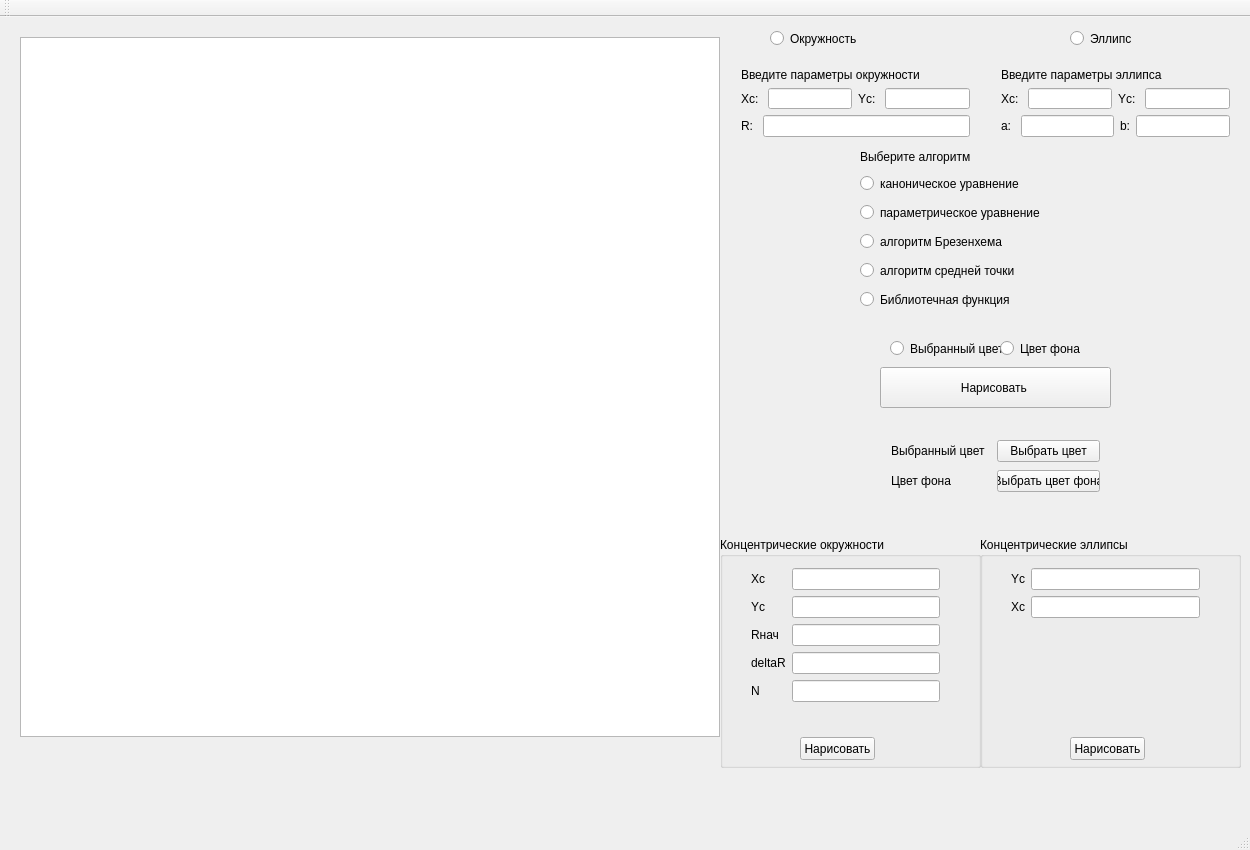
Above: grafics/graf4/mainwindow.ui from ansushina/sem4 before the change. Below: the same form after it.
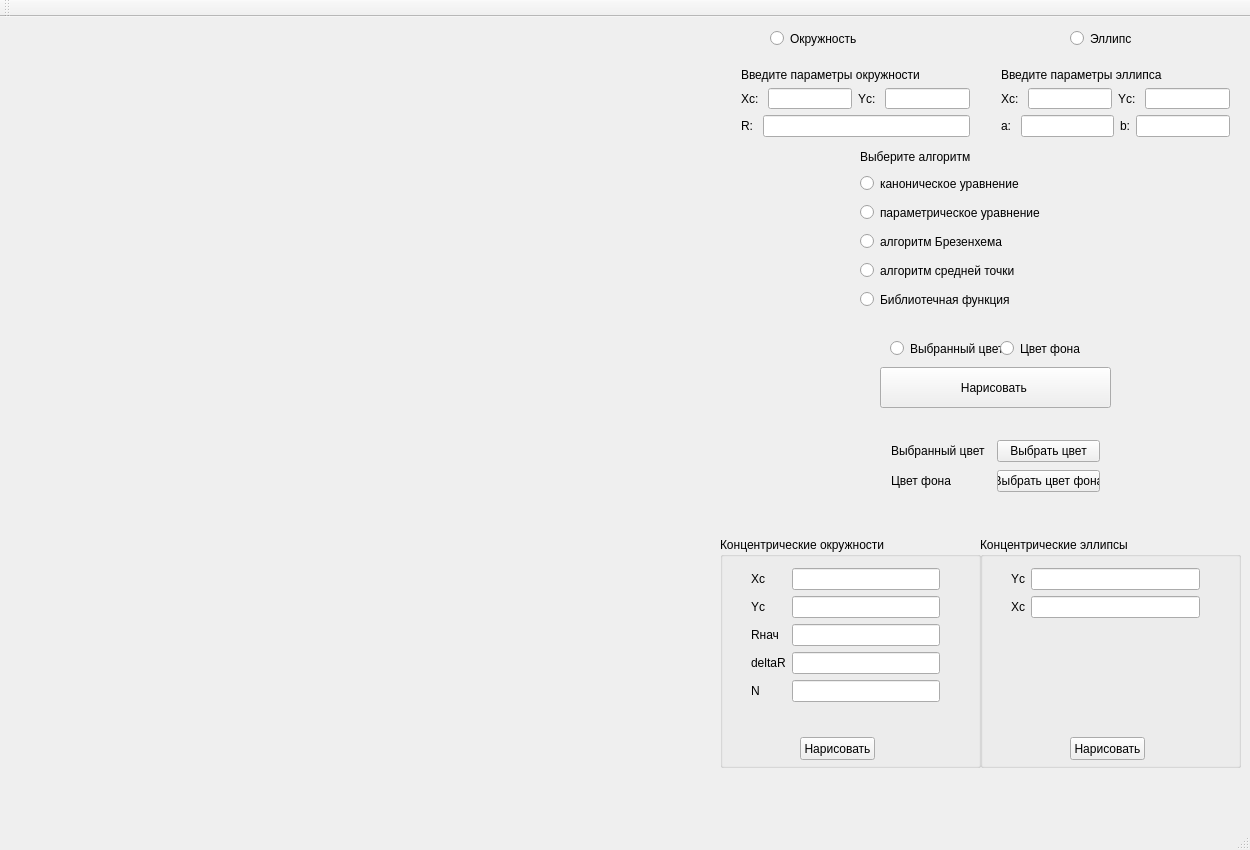
That is the form after the change.

```diff
--- a/grafics/graf4/mainwindow.ui
+++ b/grafics/graf4/mainwindow.ui
@@ -14,16 +14,6 @@
    <string>MainWindow</string>
   </property>
   <widget class="QWidget" name="centralWidget">
-   <widget class="QGraphicsView" name="graphicsView">
-    <property name="geometry">
-     <rect>
-      <x>20</x>
-      <y>20</y>
-      <width>700</width>
-      <height>700</height>
-     </rect>
-    </property>
-   </widget>
    <widget class="QWidget" name="verticalLayoutWidget">
     <property name="geometry">
      <rect>
@@ -524,6 +514,19 @@
      </item>
     </layout>
    </widget>
+   <widget class="QLabel" name="draw_label">
+    <property name="geometry">
+     <rect>
+      <x>10</x>
+      <y>10</y>
+      <width>700</width>
+      <height>700</height>
+     </rect>
+    </property>
+    <property name="text">
+     <string/>
+    </property>
+   </widget>
   </widget>
   <widget class="QMenuBar" name="menuBar">
    <property name="geometry">
```
Left out of the diff: 4 changed lines with no effect on the pictures.
